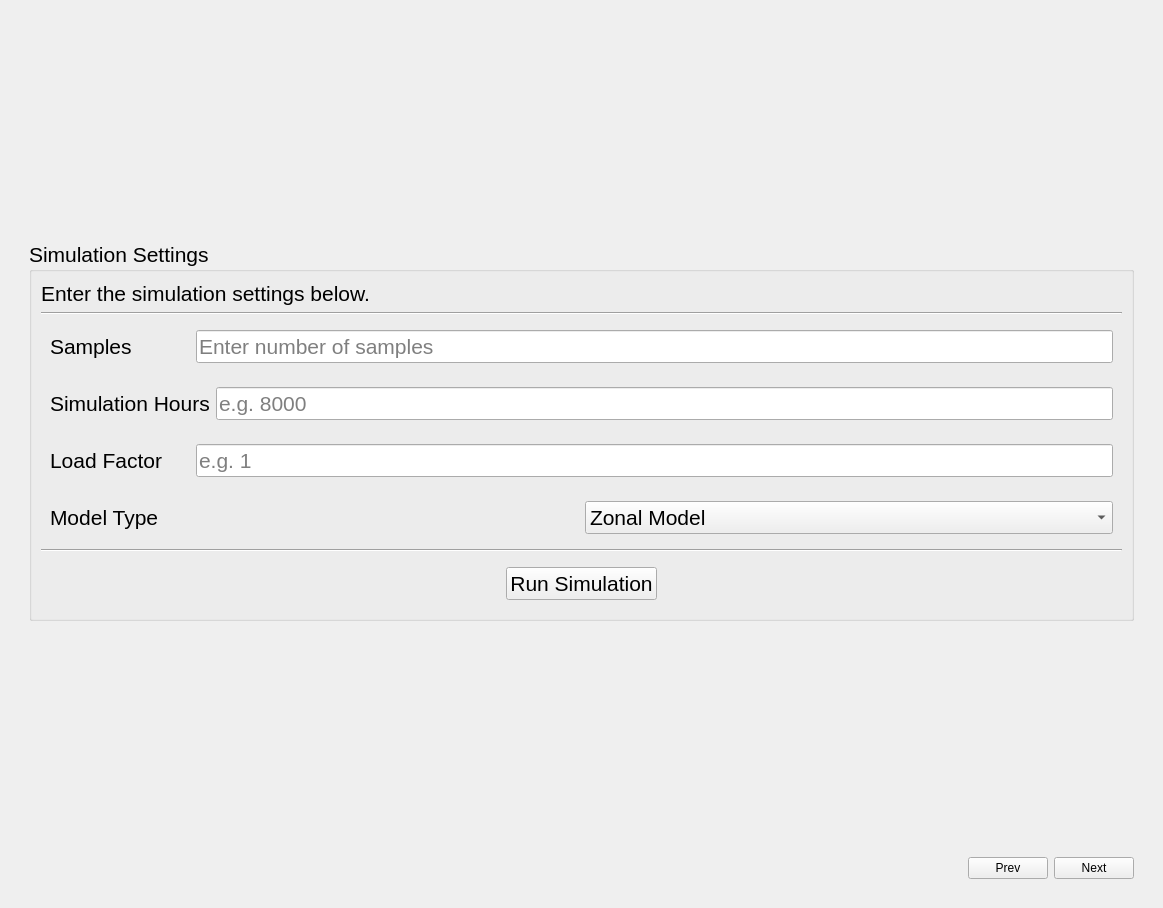
sandialabs/snl-progress, file progress/ui/forms/simulation/simulation.ui: the form before one commit.
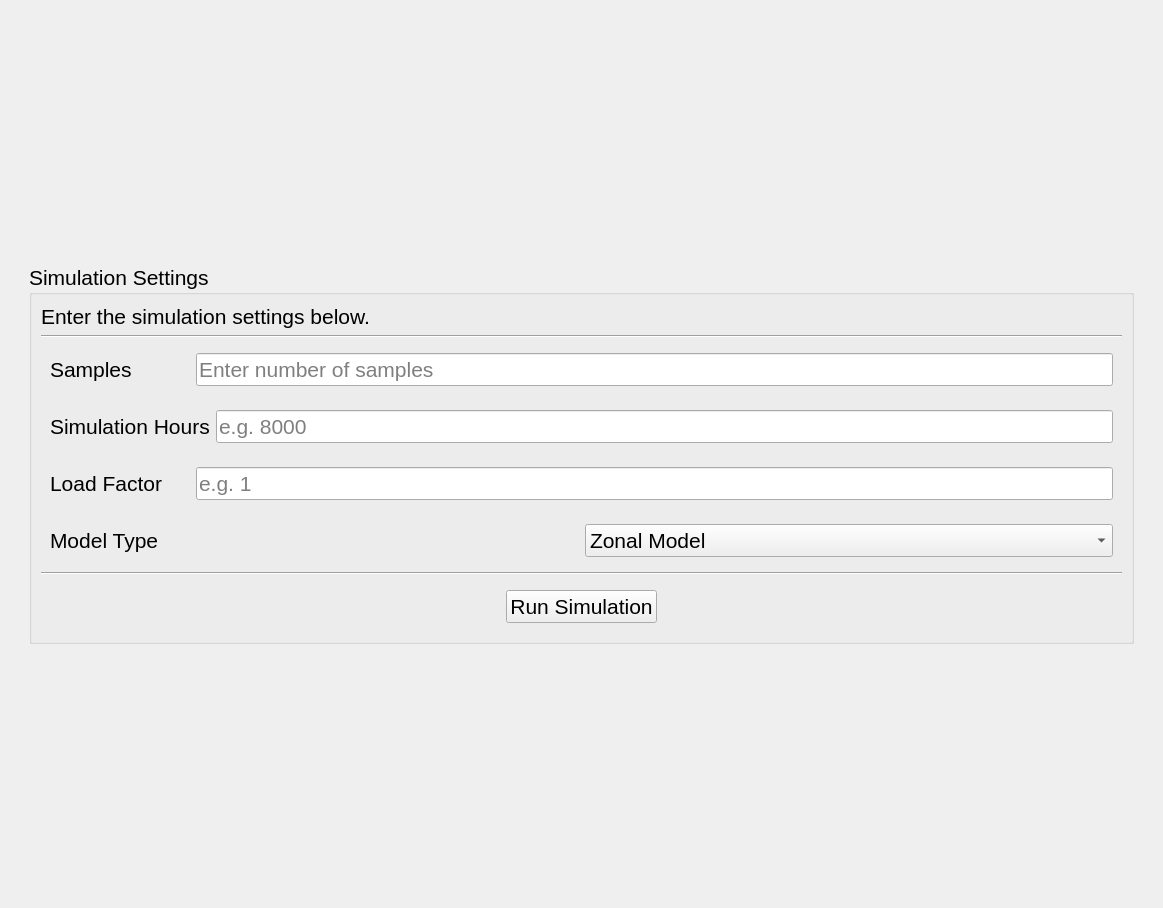
The form after the commit.

Commit message: fix: removed nav buttons made universal

```diff
--- a/progress/ui/forms/simulation/simulation.ui
+++ b/progress/ui/forms/simulation/simulation.ui
@@ -276,45 +276,6 @@
         </property>
        </spacer>
       </item>
-      <item>
-       <widget class="QWidget" name="nav_bottom_sim" native="true">
-        <property name="maximumSize">
-         <size>
-          <width>16777215</width>
-          <height>50</height>
-         </size>
-        </property>
-        <layout class="QHBoxLayout" name="horizontalLayout_nav">
-         <item>
-          <spacer name="bottom_spacer">
-           <property name="orientation">
-            <enum>Qt::Horizontal</enum>
-           </property>
-           <property name="sizeHint" stdset="0">
-            <size>
-             <width>40</width>
-             <height>20</height>
-            </size>
-           </property>
-          </spacer>
-         </item>
-         <item>
-          <widget class="QPushButton" name="btn_sim_previous">
-           <property name="text">
-            <string>Prev</string>
-           </property>
-          </widget>
-         </item>
-         <item>
-          <widget class="QPushButton" name="btn_sim_next">
-           <property name="text">
-            <string>Next</string>
-           </property>
-          </widget>
-         </item>
-        </layout>
-       </widget>
-      </item>
      </layout>
     </widget>
    </item>
```
The commit also changes 25 other files.
